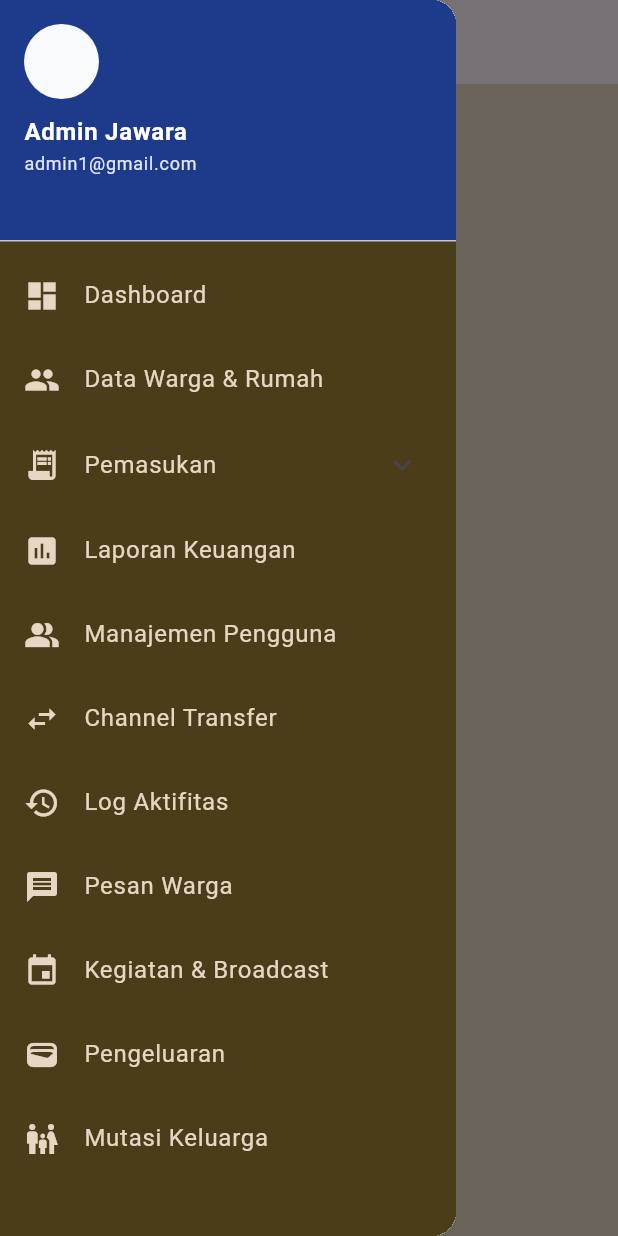
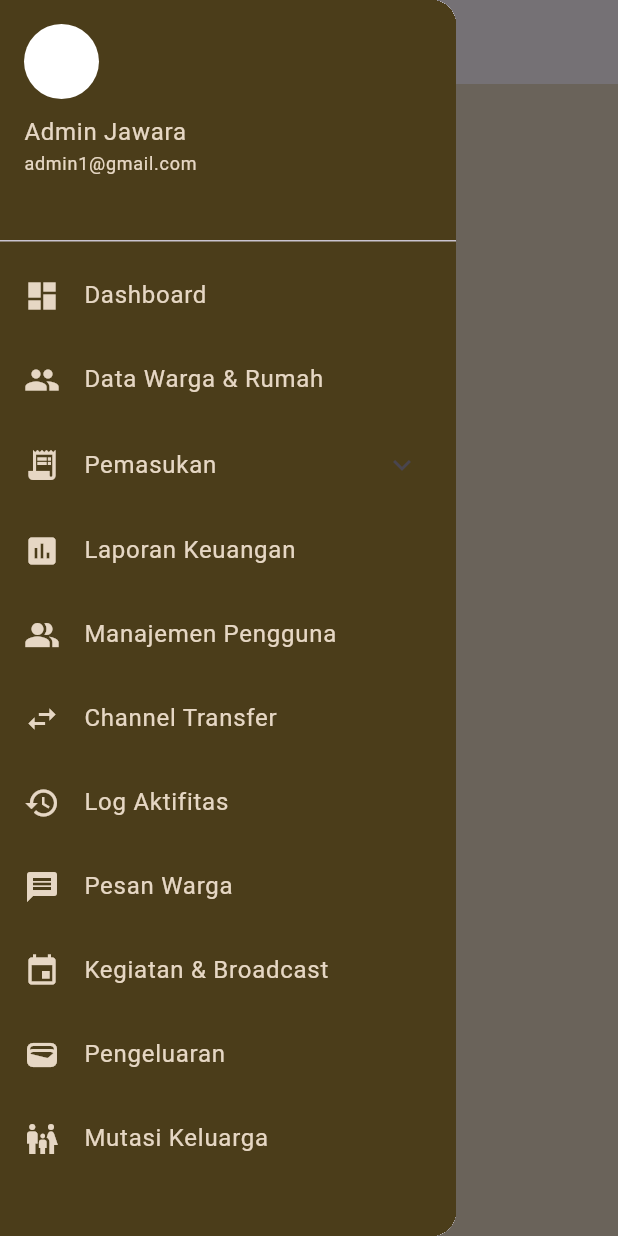
Before and after one commit to Ghetsa/UTS_Mobile_Kelompok3, a Flutter app: the screen it shows after launch, with the side drawer open, on a phone screen of 412 x 824 dp. Run offline on Flutter 3.47's test engine with Material 3 defaults, Android fonts, the phone set to English and light mode, and no system bars.

Commit message:
chore: sync with main

```diff
--- a/jawara_kelompok3/lib/main.dart
+++ b/jawara_kelompok3/lib/main.dart
@@ -67,8 +67,6 @@ class AppSidebar extends StatelessWidget {
 
   @override
   Widget build(BuildContext context) {
-    final currentRoute = ModalRoute.of(context)?.settings.name ?? '/';
-
     return Drawer(
       child: Container(
         color: const Color(0xFF4B3D1A),
@@ -76,29 +74,16 @@ class AppSidebar extends StatelessWidget {
           padding: EdgeInsets.zero,
           children: [
             const DrawerHeader(
-              decoration: BoxDecoration(
-                color: Color(0xFF1E3A8A), // 🔵 biru gelap (sama dengan AppBar)
-              ),
+              decoration: BoxDecoration(color: Color(0xFF4B3D1A)),
               child: Column(
                 crossAxisAlignment: CrossAxisAlignment.start,
                 children: [
-                  CircleAvatar(radius: 25, backgroundColor: Color(0xFFF8FAFC)),
+                  CircleAvatar(radius: 25, backgroundColor: Colors.white),
                   SizedBox(height: 10),
-                  Text(
-                    "Admin Jawara",
-                    style: TextStyle(
-                      color: Colors.white,
-                      fontSize: 16,
-                      fontWeight: FontWeight.bold,
-                    ),
-                  ),
-                  Text(
-                    "admin1@gmail.com",
-                    style: TextStyle(
-                      color: Color(0xFFE0E7FF), // teks biru muda lembut
-                      fontSize: 12,
-                    ),
-                  ),
+                  Text("Admin Jawara",
+                      style: TextStyle(color: Color(0xFFE6D7C4), fontSize: 16)),
+                  Text("admin1@gmail.com",
+                      style: TextStyle(color: Color(0xFFE6D7C4), fontSize: 12)),
                 ],
               ),
             ),
```
